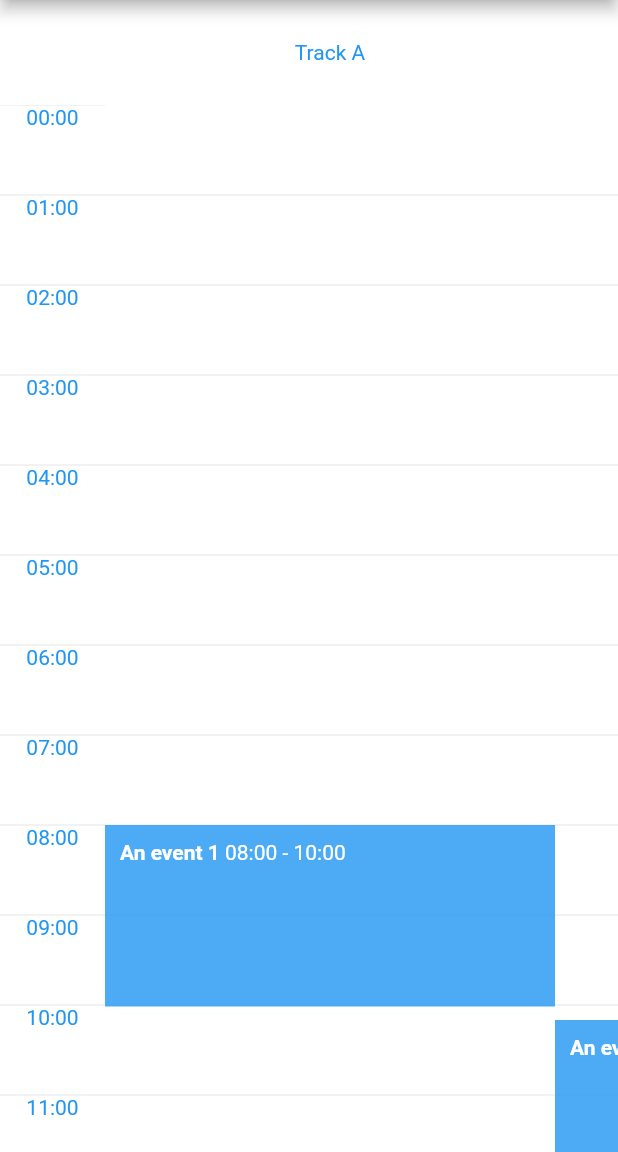
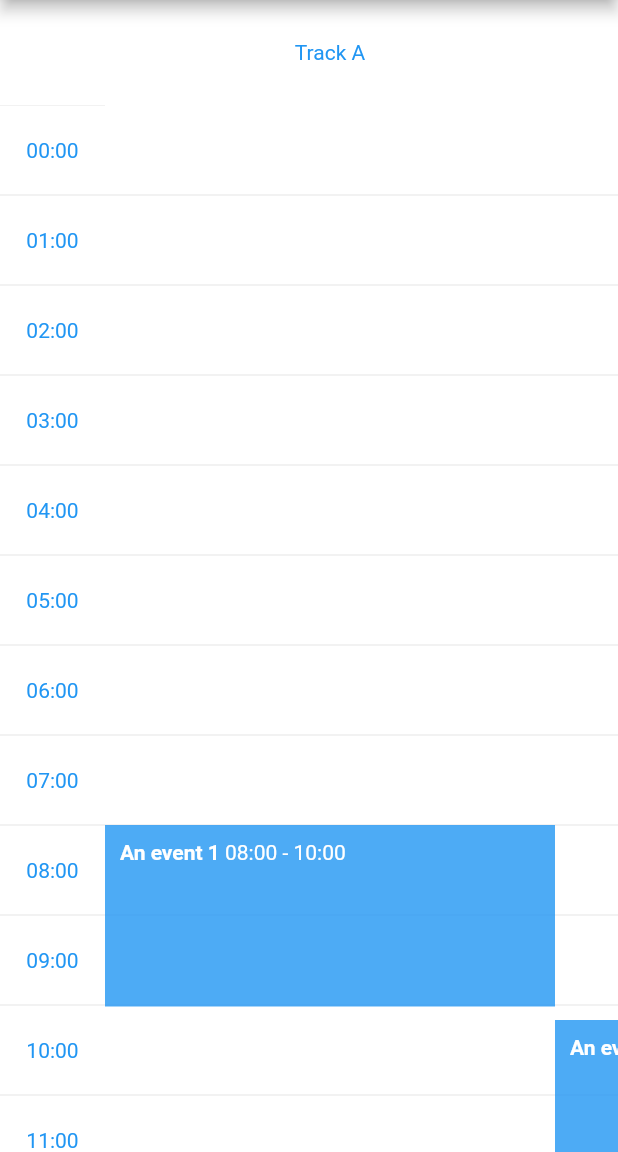
Before and after one commit to yamarkz/flutter_timetable_view, a Flutter app: the screen it shows after launch, on a phone screen of 412 x 824 dp, the part 84-1236 px from its top. Run offline on Flutter 3.47's test engine with Material 2 defaults, Android fonts, the phone set to English and light mode, and no system bars.

Commit message:
** Allow User to Define timeItem Alignment and if they don't it defaults to Alignment.center

```diff
--- a/lib/src/styles/timetable_style.dart
+++ b/lib/src/styles/timetable_style.dart
@@ -39,8 +39,10 @@ class TimetableStyle {
 
   final bool visibleDecorationBorder;
 
-  const TimetableStyle({
-    this.startHour: 0,
+  final Alignment timeItemAlignment; // Aligns timeItem
+
+  const TimetableStyle(
+      {this.startHour: 0,
       this.endHour: 24,
       this.laneColor: Colors.white,
       this.cornerColor: Colors.white,
@@ -59,5 +61,6 @@ class TimetableStyle {
     this.decorationLineDashSpaceWidth: 4,
     this.visibleTimeBorder: true,
     this.visibleDecorationBorder: false,
+    this.timeItemAlignment: Alignment.center
   });
 }
--- a/lib/src/views/timetable_view.dart
+++ b/lib/src/views/timetable_view.dart
@@ -118,10 +118,14 @@ class _TimetableViewState extends State<TimetableView>
               ),
               color: widget.timetableStyle.timelineItemColor,
             ),
-            child: Text(
-              Utils.hourFormatter(hour, 0),
-              style: TextStyle(color: widget.timetableStyle.timeItemTextColor),
-              textAlign: TextAlign.center,
+            child: Container(
+              alignment: widget.timetableStyle.timeItemAlignment,
+              child: Text(
+                Utils.hourFormatter(hour, 0),
+                style:
+                    TextStyle(color: widget.timetableStyle.timeItemTextColor),
+                textAlign: TextAlign.center,
+              ),
             ),
           );
         }).toList(),
```
Lines whose indentation alone changed are shown as unchanged.
